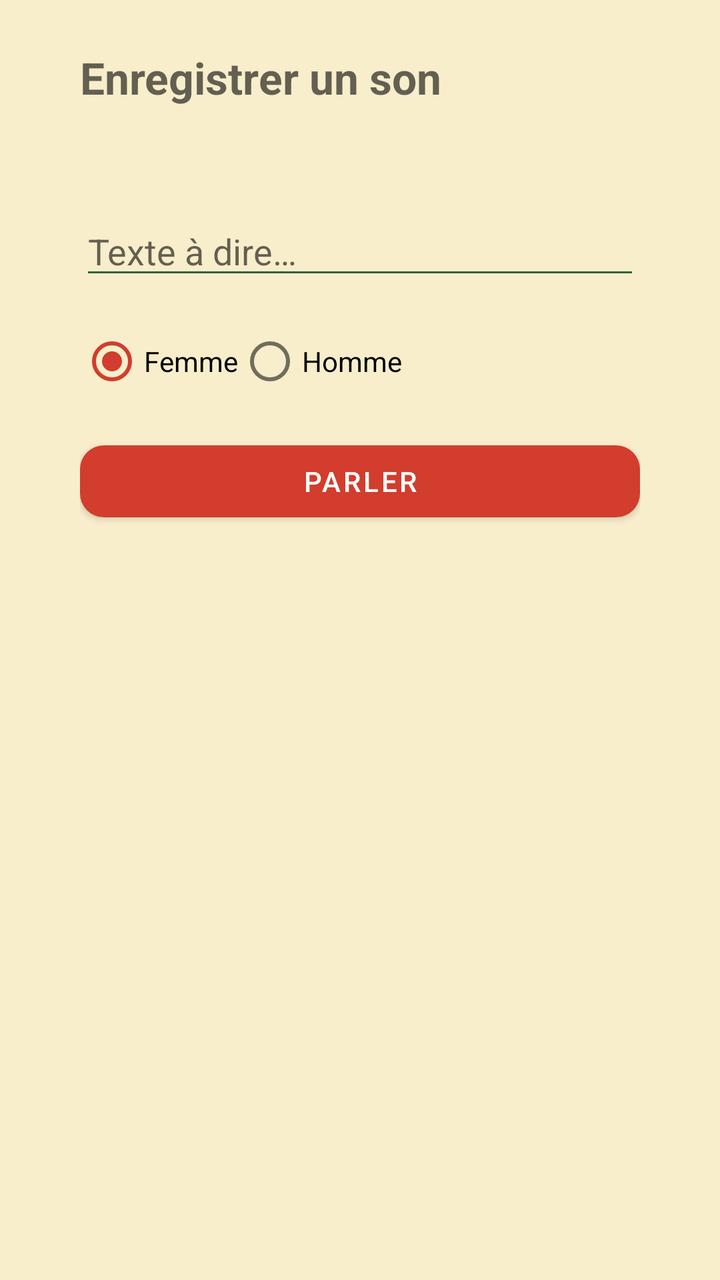
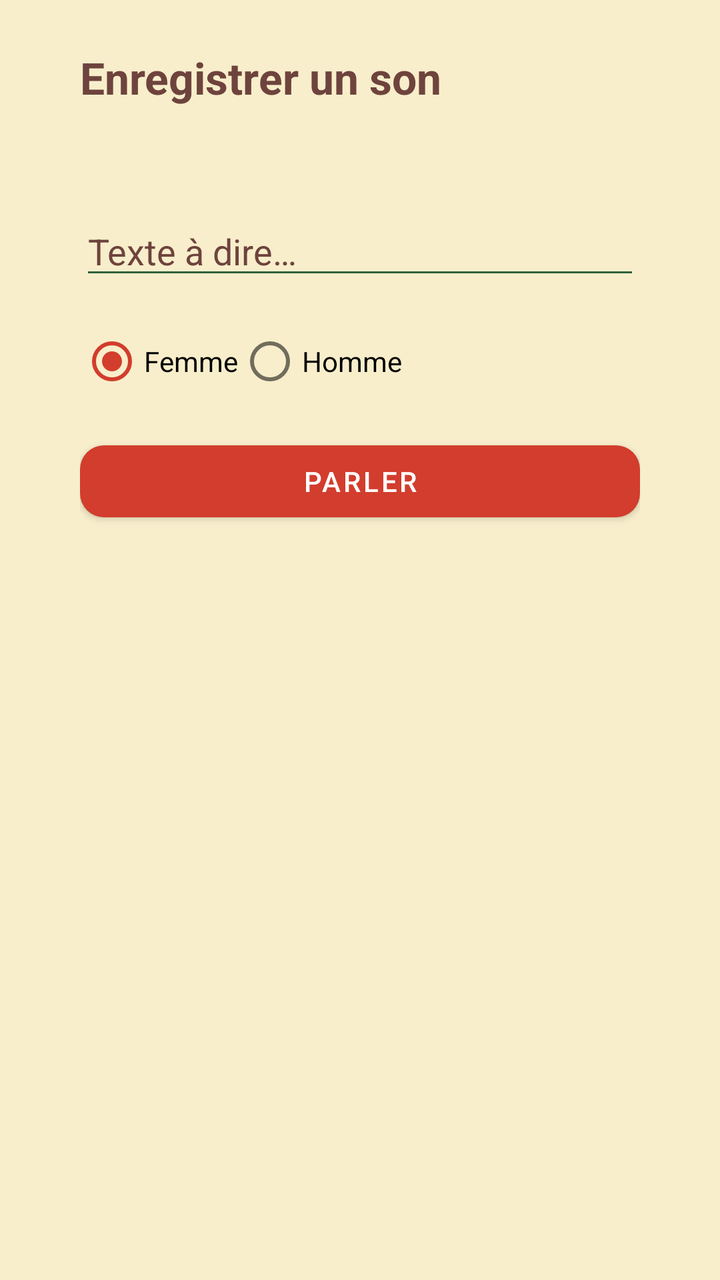

Screens rendered from an Android XML layout before and after an edit, with the pre-edit source and the edit as a unified diff.
<!-- AndroidManifest.xml: application theme Theme.BurgerBox -->
<!-- res/layout/generer_son.xml -->
<?xml version="1.0" encoding="utf-8"?>
<ScrollView xmlns:android="http://schemas.android.com/apk/res/android"
    android:id="@+id/lore_scroll"
    android:layout_width="match_parent"
    android:layout_height="match_parent"
    android:paddingStart="40dp"
    android:paddingEnd="40dp"
    android:paddingTop="24dp"
    android:paddingBottom="16dp">

    <LinearLayout
        android:layout_width="match_parent"
        android:layout_height="wrap_content"
        android:orientation="vertical">

        <TextView
            android:id="@+id/titleText"
            android:hint="Enregistrer un son"
            android:textSize="22sp"
            android:textStyle="bold"
            android:layout_width="match_parent"
            android:layout_height="wrap_content"
            android:layout_marginBottom="50dp" />


        <EditText
            android:id="@+id/inputText"
            android:hint="Texte à dire…"
            android:layout_width="match_parent"
            android:layout_height="wrap_content" />

        <RadioGroup
            android:id="@+id/rgGender"
            android:orientation="horizontal"
            android:layout_marginTop="12dp"
            android:layout_width="wrap_content"
            android:layout_height="wrap_content">
            <RadioButton
                android:id="@+id/rbFemale"
                android:checked="true"
                android:text="Femme"
                android:layout_width="wrap_content"
                android:layout_height="wrap_content"/>
            <RadioButton
                android:id="@+id/rbMale"
                android:text="Homme"
                android:layout_width="wrap_content"
                android:layout_height="wrap_content"/>
        </RadioGroup>

        <Button
            android:id="@+id/btnSpeak"
            android:text="Parler"
            android:layout_width="match_parent"
            android:layout_height="wrap_content"
            android:layout_marginTop="12dp" />
    </LinearLayout>
</ScrollView>
<!-- resources referenced by this layout -->
<resources>
  <style name="Theme.BurgerBox" parent="Theme.MaterialComponents.DayNight.NoActionBar">
          
          <item name="colorPrimary">@color/russet</item>
          <item name="colorPrimaryVariant">@color/russet</item>
          <item name="colorOnPrimary">@android:color/white</item>
  
          <item name="colorSecondary">@color/fire_red</item>
          <item name="colorSecondaryVariant">@color/saffron</item>
          <item name="colorOnSecondary">@android:color/white</item>
  
          
          <item name="android:windowBackground">@color/vanilla_cream</item>
          <item name="colorSurface">@color/vanilla_cream</item>
          <item name="colorBackgroundFloating">@color/vanilla_cream</item>
          <item name="colorOnBackground">@color/retro_green</item>
  
          
          <item name="android:textColor">@color/russet</item>
          <item name="android:textColorPrimary">@color/russet</item>
          <item name="android:textColorSecondary">@color/retro_green</item>
  
          
          <item name="toolbarStyle">@style/Widget.BurgerBox.Toolbar</item>
  
          
          <item name="materialButtonStyle">@style/Widget.BurgerBox.Button</item>
  
          
          <item name="shapeAppearanceMediumComponent">@style/ShapeAppearance.MediumComponent</item>
      </style>
  <color name="russet">#6E433D</color>
  <color name="fire_red">#D23D2D</color>
  <color name="saffron">#F5C065</color>
  <color name="vanilla_cream">#F8EECB</color>
  <color name="retro_green">#31603D</color>
  <style name="Widget.BurgerBox.Toolbar" parent="Widget.MaterialComponents.Toolbar">
          <item name="android:background">@color/retro_green</item>
          <item name="titleTextColor">@android:color/white</item>
          <item name="subtitleTextColor">@color/saffron</item>
          <item name="navigationIconTint">@android:color/white</item>
      </style>
  <style name="Widget.BurgerBox.Button" parent="Widget.MaterialComponents.Button">
          <item name="backgroundTint">@color/fire_red</item>
          <item name="android:textColor">@android:color/white</item>
          <item name="cornerRadius">12dp</item>
          <item name="rippleColor">@color/saffron</item>
      </style>
  <style name="ShapeAppearance.MediumComponent" parent="">
          <item name="cornerFamily">rounded</item>
          <item name="cornerSize">12dp</item>
      </style>
</resources>

<!-- the commit's change to res/layout/generer_son.xml (unified diff, before → after) -->
@@ -15,7 +15,7 @@
 
         <TextView
             android:id="@+id/titleText"
-            android:hint="Enregistrer un son"
+            android:text="Enregistrer un son"
             android:textSize="22sp"
             android:textStyle="bold"
             android:layout_width="match_parent"
@@ -25,7 +25,7 @@
 
         <EditText
             android:id="@+id/inputText"
-            android:hint="Texte à dire…"
+            android:text="Texte à dire…"
             android:layout_width="match_parent"
             android:layout_height="wrap_content" />
 
